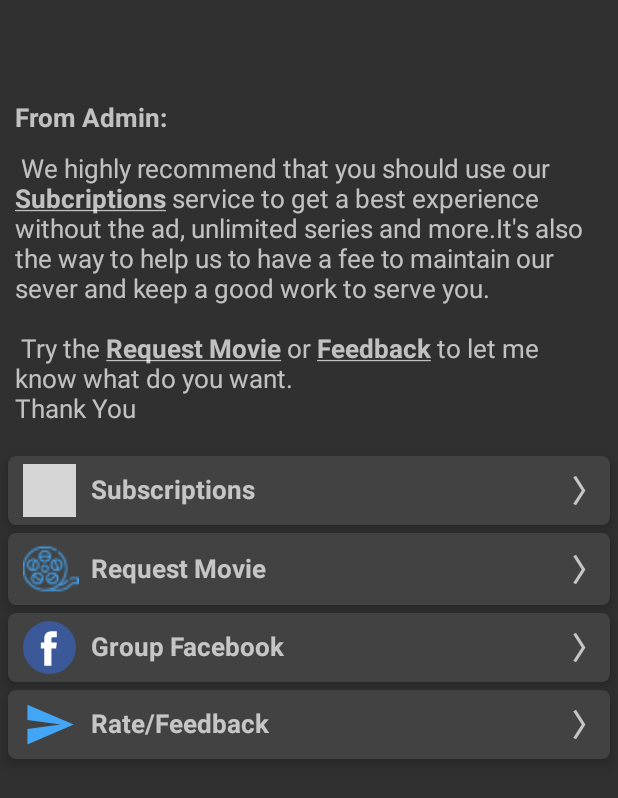
After one commit to ductrungk9haui/animeApp, an Android app: the layout fragment_advancded.xml on its own in the app's theme, with its tools: preview values and no code run, on a phone screen of 412 x 824 dp. The commit adds this screen. Shown: the top 798 px of the screen. Run offline under Robolectric (Android 15) with nearby library versions, the phone set to English and light mode, and no system bars; network calls fail; grey boxes are pictures that could not be loaded.

Commit message:
Report + request

```diff
--- a/app/src/main/java/tvseries/koreandramaengsub/freemovieapp/fragments/HomeFragment.java
+++ b/app/src/main/java/tvseries/koreandramaengsub/freemovieapp/fragments/HomeFragment.java
@@ -531,10 +531,10 @@ public class HomeFragment extends Fragment {
         intent.putExtra("title", "Movies");
         getActivity().startActivity(intent);
     }
-    @OnClick({R.id.btn_more_series,R.id.btn_more_series1})
+    @OnClick({R.id.btn_more_series,R.id.btn_more_series1,R.id.last_anime_layout,R.id.top_anime_layout})
     void onBtnMoreSeriesClick(){
         Intent intent = new Intent(getContext(), ItemSeriesActivity.class);
-        intent.putExtra("title", "TV Series");
+        intent.putExtra("title", "Last Anime Series");
         getActivity().startActivity(intent);
     }
 
--- /dev/null
+++ b/app/src/main/res/drawable/ic_baseline_send_24.xml
@@ -0,0 +1,5 @@
+<vector android:autoMirrored="true" android:height="24dp"
+    android:tint="@color/blue_400" android:viewportHeight="24"
+    android:viewportWidth="24" android:width="24dp" xmlns:android="http://schemas.android.com/apk/res/android">
+    <path android:fillColor="@android:color/white" android:pathData="M2.01,21L23,12 2.01,3 2,10l15,2 -15,2z"/>
+</vector>
--- /dev/null
+++ b/app/src/main/res/drawable/ic_explore.xml
@@ -0,0 +1,5 @@
+<vector android:height="24dp" android:tint="#2BBF04"
+    android:viewportHeight="24" android:viewportWidth="24"
+    android:width="24dp" xmlns:android="http://schemas.android.com/apk/res/android">
+    <path android:fillColor="@android:color/white" android:pathData="M12,10.9c-0.61,0 -1.1,0.49 -1.1,1.1s0.49,1.1 1.1,1.1c0.61,0 1.1,-0.49 1.1,-1.1s-0.49,-1.1 -1.1,-1.1zM12,2C6.48,2 2,6.48 2,12s4.48,10 10,10 10,-4.48 10,-10S17.52,2 12,2zM14.19,14.19L6,18l3.81,-8.19L18,6l-3.81,8.19z"/>
+</vector>
--- /dev/null
+++ b/app/src/main/res/layout/fragment_advancded.xml
@@ -0,0 +1,207 @@
+<?xml version="1.0" encoding="utf-8"?>
+<LinearLayout xmlns:android="http://schemas.android.com/apk/res/android"
+    xmlns:tools="http://schemas.android.com/tools"
+    android:layout_width="match_parent"
+    android:layout_height="match_parent"
+    android:orientation="vertical"
+    xmlns:app="http://schemas.android.com/apk/res-auto"
+    tools:context=".fragments.AdvancedFragment">
+
+    <TextView
+        android:gravity="left|center_vertical"
+        android:textSize="17sp"
+        android:padding="10dp"
+        android:layout_marginTop="?actionBarSize"
+        style="@style/TextAppearance.Medium.Bold"
+        android:layout_width="match_parent"
+        android:layout_height="wrap_content"
+        android:text="From Admin:"/>
+
+    <TextView
+        android:gravity="left|center_vertical"
+        android:textSize="17sp"
+        android:paddingHorizontal="10dp"
+        android:layout_width="match_parent"
+        android:layout_height="wrap_content"
+        android:text="@string/admin_talk"/>
+
+    <androidx.cardview.widget.CardView
+        android:id="@+id/subscribe_layout"
+        android:layout_width="match_parent"
+        android:layout_height="wrap_content"
+        android:clickable="true"
+        android:focusable="true"
+        android:background="?android:attr/selectableItemBackground"
+        app:cardCornerRadius="5dp"
+        app:cardElevation="5dp"
+        android:layout_marginTop="20dp"
+        android:layout_marginHorizontal="5dp"
+        android:gravity="left|center_vertical">
+
+        <ImageView
+            android:layout_width="35dp"
+            android:layout_height="35dp"
+            android:layout_marginLeft="10dp"
+            android:layout_marginVertical="5dp"
+            android:src="@drawable/ic_baseline_subscriptions_24"
+            app:tint="@color/blue_400" />
+        <TextView
+            android:layout_width="match_parent"
+            android:layout_height="35dp"
+            android:layout_marginLeft="55dp"
+            android:gravity="center_vertical"
+            android:includeFontPadding="false"
+            android:textSize="17sp"
+            android:layout_gravity="center_vertical"
+            android:text="Subscriptions"
+            android:textStyle="bold"
+            app:tint="?android:attr/colorPrimary" />
+
+        <TextView
+            android:layout_width="wrap_content"
+            android:layout_height="40dp"
+            android:layout_marginLeft="55dp"
+            android:gravity="center_vertical"
+            android:includeFontPadding="false"
+            android:textSize="20sp"
+            android:layout_marginRight="5dp"
+            android:layout_gravity="center_vertical|right"
+            android:text="〉"
+            android:textStyle="bold"
+            app:tint="?android:attr/colorPrimary" />
+    </androidx.cardview.widget.CardView>
+
+    <androidx.cardview.widget.CardView
+        android:id="@+id/request_layout"
+        android:layout_width="match_parent"
+        android:layout_height="wrap_content"
+        android:clickable="true"
+        android:focusable="true"
+        android:background="?android:attr/selectableItemBackground"
+        app:cardCornerRadius="5dp"
+        app:cardElevation="5dp"
+        android:layout_margin="5dp"
+        android:gravity="left|center_vertical">
+        <ImageView
+            android:layout_width="37dp"
+            android:layout_height="37dp"
+            android:layout_marginLeft="10dp"
+            android:layout_marginVertical="5dp"
+            android:src="@drawable/icon_movie"
+            app:tint="@color/blue_400" />
+        <TextView
+            android:layout_width="match_parent"
+            android:layout_height="40dp"
+            android:layout_marginLeft="55dp"
+            android:gravity="center_vertical"
+            android:includeFontPadding="false"
+            android:textSize="17sp"
+            android:layout_gravity="center_vertical"
+            android:text="Request Movie"
+            android:textStyle="bold"
+            app:tint="?android:attr/colorPrimary" />
+
+        <TextView
+            android:layout_width="wrap_content"
+            android:layout_height="40dp"
+            android:layout_marginLeft="55dp"
+            android:gravity="center_vertical"
+            android:includeFontPadding="false"
+            android:textSize="20sp"
+            android:layout_marginRight="5dp"
+            android:layout_gravity="center_vertical|right"
+            android:text="〉"
+            android:textStyle="bold"
+            app:tint="?android:attr/colorPrimary" />
+    </androidx.cardview.widget.CardView>
+
+
+    <androidx.cardview.widget.CardView
+        android:id="@+id/facebook_group"
+        android:layout_width="match_parent"
+        android:layout_height="wrap_content"
+        android:clickable="true"
+        android:focusable="true"
+        android:background="?android:attr/selectableItemBackground"
+        app:cardCornerRadius="5dp"
+        app:cardElevation="5dp"
+        android:layout_marginHorizontal="5dp"
+        android:gravity="left|center_vertical">
+        <ImageView
+            android:layout_width="35dp"
+            android:layout_height="35dp"
+            android:layout_marginLeft="10dp"
+            android:layout_marginVertical="5dp"
+            android:src="@drawable/facebook"/>
+
+        <TextView
+            android:layout_width="match_parent"
+            android:layout_height="40dp"
+            android:layout_marginLeft="55dp"
+            android:gravity="center_vertical"
+            android:includeFontPadding="false"
+            android:textSize="17sp"
+            android:layout_gravity="center_vertical"
+            android:text="Group Facebook"
+            android:textStyle="bold"
+            app:tint="?android:attr/colorPrimary" />
+
+        <TextView
+            android:layout_width="wrap_content"
+            android:layout_height="40dp"
+            android:layout_marginLeft="55dp"
+            android:gravity="center_vertical"
+            android:includeFontPadding="false"
+            android:textSize="20sp"
+            android:layout_marginRight="5dp"
+            android:layout_gravity="center_vertical|right"
+            android:text="〉"
+            android:textStyle="bold"
+            app:tint="?android:attr/colorPrimary" />
+    </androidx.cardview.widget.CardView>
+
+    <androidx.cardview.widget.CardView
+        android:id="@+id/feedback_layout"
+        android:layout_width="match_parent"
+        android:layout_height="wrap_content"
+        android:clickable="true"
+        android:focusable="true"
+        android:background="?android:attr/selectableItemBackground"
+        app:cardCornerRadius="5dp"
+        app:cardElevation="5dp"
+        android:layout_marginTop="5dp"
+        android:layout_marginHorizontal="5dp"
+        android:gravity="left|center_vertical">
+        <ImageView
+            android:layout_width="35dp"
+            android:layout_height="35dp"
+            android:layout_marginLeft="10dp"
+            android:layout_marginVertical="5dp"
+            android:src="@drawable/ic_baseline_send_24"/>
+
+        <TextView
+            android:layout_width="match_parent"
+            android:layout_height="40dp"
+            android:layout_marginLeft="55dp"
+            android:gravity="center_vertical"
+            android:includeFontPadding="false"
+            android:textSize="17sp"
+            android:layout_gravity="center_vertical"
+            android:text="Rate/Feedback"
+            android:textStyle="bold"
+            app:tint="?android:attr/colorPrimary" />
+
+        <TextView
+            android:layout_width="wrap_content"
+            android:layout_height="40dp"
+            android:layout_marginLeft="55dp"
+            android:gravity="center_vertical"
+            android:includeFontPadding="false"
+            android:textSize="20sp"
+            android:layout_marginRight="5dp"
+            android:layout_gravity="center_vertical|right"
+            android:text="〉"
+            android:textStyle="bold"
+            app:tint="?android:attr/colorPrimary" />
+    </androidx.cardview.widget.CardView>
+</LinearLayout>
--- a/app/src/main/res/layout/movie_request_dialog.xml
+++ b/app/src/main/res/layout/movie_request_dialog.xml
@@ -24,7 +24,7 @@
             android:textSize="20sp"
             android:textStyle="bold" />
 
-        <com.google.android.material.textfield.TextInputLayout
+      <!--  <com.google.android.material.textfield.TextInputLayout
             android:layout_width="match_parent"
             android:layout_height="wrap_content"
             android:hint="@string/your_name">
@@ -46,7 +46,7 @@
                 android:layout_width="match_parent"
                 android:layout_height="wrap_content"
                 android:inputType="textEmailAddress"/>
-        </com.google.android.material.textfield.TextInputLayout>
+        </com.google.android.material.textfield.TextInputLayout>-->
 
         <com.google.android.material.textfield.TextInputLayout
             android:layout_width="match_parent"
--- a/app/src/main/res/menu/menu_bottom_navigation.xml
+++ b/app/src/main/res/menu/menu_bottom_navigation.xml
@@ -18,7 +18,7 @@
         android:title="Daily Sub"
         android:icon="@drawable/ic_subtitle"/>
     <item
-        android:title="@string/favorite"
-        android:icon="@drawable/icon_favorite"/>
+        android:title="@string/explore"
+        android:icon="@drawable/ic_explore"/>
 
 </menu>
--- a/app/src/main/res/values/strings.xml
+++ b/app/src/main/res/values/strings.xml
@@ -24,6 +24,7 @@
     <string name="country">Country</string>
     <string name="genre">Genre : </string>
     <string name="favorite">Favorite</string>
+    <string name="explore">Explore</string>
     <string name="search">Search</string>
     <string name="no_item_found">No item found</string>
     <string name="cast_n_crew">Cast and Crew :</string>
@@ -50,7 +51,7 @@
         <item>Home</item>
         <item>Movies</item>
         <item>Series</item>
-<!--        <item>Live TV</item>-->
+        <!--        <item>Live TV</item>-->
         <item>Genre</item>
         <item>Country</item>
         <item>Profile</item>
@@ -66,7 +67,7 @@
         <item>outline_home_24</item>
         <item>outline_movie_24</item>
         <item>outline_local_movies_24</item>
-<!--        <item>outline_live_tv_24</item>-->
+        <!--        <item>outline_live_tv_24</item>-->
         <item>outline_folder_24</item>
         <item>outline_outlined_flag_24</item>
         <item>outline_person_24</item>
@@ -82,7 +83,7 @@
         <item>Home</item>
         <item>Movies</item>
         <item>Series</item>
-<!--        <item>Live TV</item>-->
+        <!--        <item>Live TV</item>-->
         <item>Genre</item>
         <item>Country</item>
         <item>Login</item>
@@ -93,7 +94,7 @@
         <item>outline_home_24</item>
         <item>outline_movie_24</item>
         <item>outline_local_movies_24</item>
-<!--        <item>outline_live_tv_24</item>-->
+        <!--        <item>outline_live_tv_24</item>-->
         <item>outline_folder_24</item>
         <item>outline_outlined_flag_24</item>
         <item>outline_lock_24</item>
@@ -221,6 +222,7 @@
     <string name="all_tv_channels">TV Channels</string>
     <string name="all_kids_videos">All Kids Videos</string>
     <string name="all_tv_series">All TV Series</string>
+    <string name="no_ad">No Advertisement</string>
     <string name="unlimited_movies">Unlimited Movies</string>
     <string name="please_select_your_payment_method">Please select your payment method</string>
     <string name="download_appear_text">Your download item will be appear here.  Download item not found.</string>
@@ -304,4 +306,6 @@
     <string name="your_name">Your Name</string>
     <string name="movie_name">Movie Name</string>
     <string name="request">Request</string>
+
+    <string name="admin_talk">  We highly recommend that you should use our <b><u>Subcriptions</u></b> service to get a best experience without the ad, unlimited series and more.It\'s also the way to help us to have a fee to maintain our sever and keep a good work to serve you.\n\n  Try the <b><u>Request Movie</u></b> or <b><u>Feedback</u></b> to let me know what do you want.\nThank You</string>
 </resources>
```
Also changed, not shown: app/src/main/java/tvseries/koreandramaengsub/freemovieapp/MainActivity.java (+5 -8 lines), app/src/main/java/tvseries/koreandramaengsub/freemovieapp/fragments/AdvancedFragment.java (added, +206 -0 lines), app/src/main/java/tvseries/koreandramaengsub/freemovieapp/network/apis/MovieRequestApi.java (added, +19 -0 lines), app/src/main/res/layout/activity_purchase_plan.xml (+14 -3 lines).
